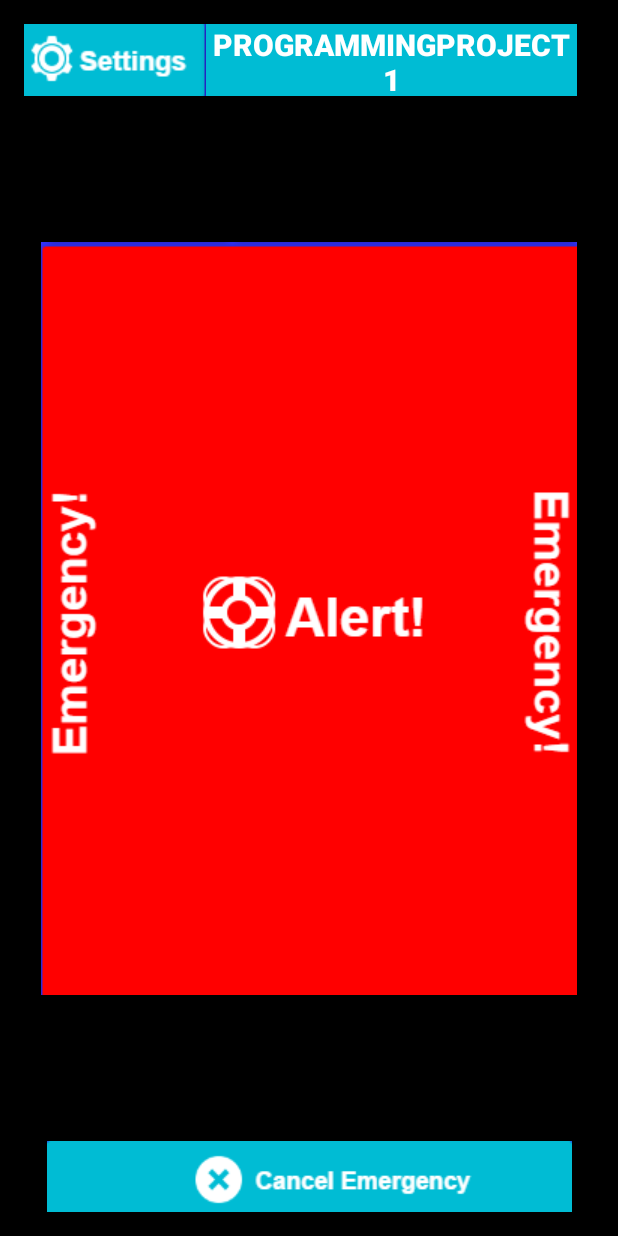
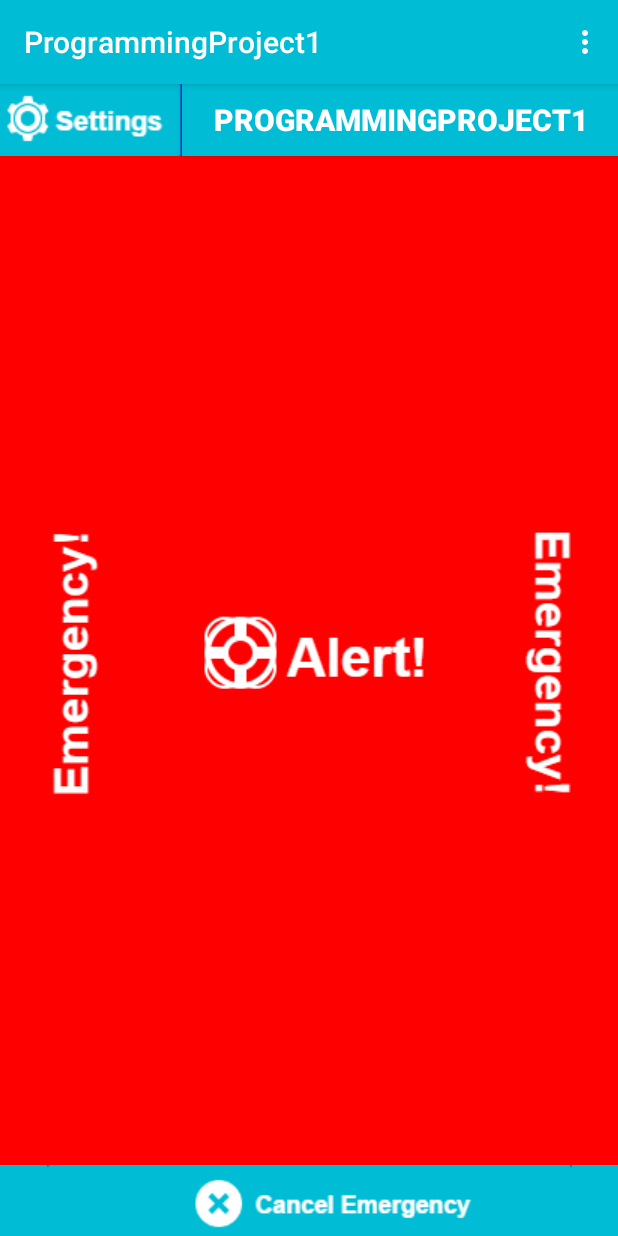
Before and after one commit to ShaunM74/ProgrammingProject1, an Android app: the screen it shows after launch (MainActivity), on a phone screen of 412 x 824 dp. Run offline under Robolectric (Android 15) with nearby library versions, the phone set to English and light mode, and no system bars.

Commit message:
Main activity, image buttons plus main menu for testing.

```diff
--- a/app/src/main/res/layout/activity_main.xml
+++ b/app/src/main/res/layout/activity_main.xml
@@ -3,12 +3,8 @@
     xmlns:tools="http://schemas.android.com/tools"
     android:layout_width="match_parent"
     android:layout_height="match_parent"
-    android:paddingBottom="@dimen/activity_vertical_margin"
-    android:paddingLeft="@dimen/activity_horizontal_margin"
-    android:paddingRight="@dimen/activity_horizontal_margin"
-    android:paddingTop="@dimen/activity_vertical_margin"
     tools:context="group4.programmingproject1.MainActivity"
-    android:background="#000000">
+    android:background="#00bcd4">
 
     <ImageButton
         android:layout_width="wrap_content"
@@ -16,7 +12,7 @@
         android:id="@+id/imageButton"
         android:layout_alignParentBottom="true"
         android:src="@drawable/cancelbutton"
-        android:background="#000000"
+        android:background="#00bcd4"
         android:layout_alignParentEnd="true"
         android:layout_alignParentStart="true" />
 
@@ -27,7 +23,7 @@
         android:layout_alignParentTop="true"
         android:layout_alignParentStart="true"
         android:src="@drawable/settings"
-        android:background="#000000"
+        android:background="#00bcd4"
         android:contentDescription="Settings button" />
 
     <Button
@@ -41,16 +37,18 @@
         android:layout_toEndOf="@+id/imageButton2"
         android:layout_above="@+id/imageButton4"
         android:textStyle="bold"
-        android:textSize="20sp" />
+        android:textSize="20sp"
+        android:textColor="#ffffff" />
 
     <ImageButton
         android:layout_width="wrap_content"
         android:layout_height="wrap_content"
         android:id="@+id/imageButton4"
-        android:layout_centerHorizontal="true"
         android:src="@drawable/alertbutton"
         android:layout_above="@+id/imageButton"
         android:layout_below="@+id/imageButton2"
-        android:background="#000000" />
+        android:layout_alignEnd="@+id/imageButton"
+        android:layout_alignStart="@+id/imageButton2"
+        android:background="#ff0000" />
 
 </RelativeLayout>
--- a/app/src/main/res/values/colors.xml
+++ b/app/src/main/res/values/colors.xml
@@ -3,6 +3,6 @@
     <color name="colorPrimary">#00bcd4</color>
     <color name="colorPrimaryDark">#2b2bde</color>
     <color name="colorAccent">#FFFFFF</color>
-    <color name="colorBackground">#AAAAAA</color>
+    <color name="newColorBackground">#AAAAAA</color>
     <color name="newWindowBackground">#FFFFFF</color>
 </resources>
--- a/app/src/main/res/values/styles.xml
+++ b/app/src/main/res/values/styles.xml
@@ -1,14 +1,11 @@
 <resources>
 
     <!-- Base application theme. -->
-    <style name="AppTheme" parent="Theme.AppCompat.NoActionBar">
+    <style name="AppTheme" parent="Theme.AppCompat.Light.DarkActionBar">
         <!-- Customize your theme here. -->
         <item name="colorPrimary">@color/colorPrimary</item>
         <item name="colorPrimaryDark">@color/colorPrimaryDark</item>
         <item name="colorAccent">@color/colorAccent</item>
-        <item name="colorBackground">@color/colorBackground</item>
-        <item name="colorButtonNormal">@color/newWindowBackground</item>
-        <item name="android:windowBackground">@color/newWindowBackground</item>
     </style>
 
 </resources>
```
Also changed, not shown: app/src/main/res/drawable/alertbutton.png.
